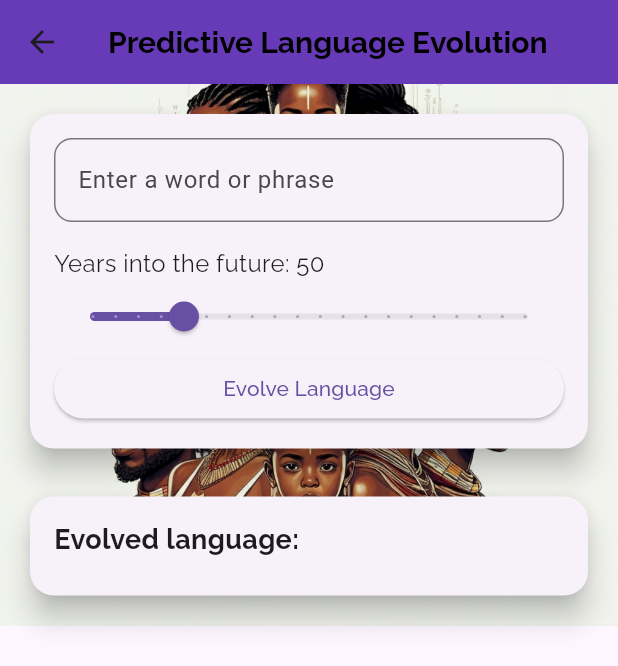
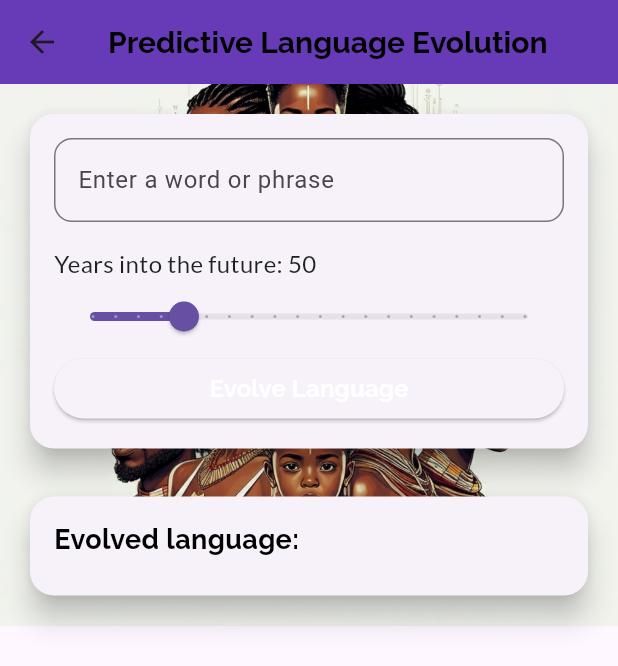
Before and after one commit to bimri/kemet-III, a Flutter app: the PredictiveLanguageEvolution screen opened directly, on a phone screen of 412 x 824 dp. Shown: the top 666 px of the screen. Run offline on Flutter 3.47's test engine with Material 3 defaults, Android fonts, the phone set to English and light mode, and no system bars; our stand-ins replace firebase_core, flutter_markdown, flutter_riverpod, flutter_staggered_animations, google_fonts, google_generative_ai and 2 more; accounts and stored records are empty; network calls fail.

Commit message:
text widgets refactoring

```diff
--- a/lib/views/predictive_language_evolution.dart
+++ b/lib/views/predictive_language_evolution.dart
@@ -4,6 +4,9 @@ import 'package:flutter_riverpod/flutter_riverpod.dart';
 import 'package:google_fonts/google_fonts.dart';
 import '../controllers/language_evolution_controller.dart';
 import '../widgets/kemet_app_bar.dart';
+import '../widgets/kemet_title.dart';
+import '../widgets/kemet_body_text.dart';
+import '../widgets/kemet_button_text.dart';
 
 class PredictiveLanguageEvolution extends ConsumerStatefulWidget {
   const PredictiveLanguageEvolution({super.key});
@@ -107,9 +110,9 @@ class _PredictiveLanguageEvolutionState
               ),
             ),
             const SizedBox(height: 16),
-            Text(
-              'Years into the future: $_yearsFuture',
-              style: GoogleFonts.raleway(fontSize: 16),
+            KemetBodyText(
+              text: 'Years into the future: $_yearsFuture',
+              fontSize: 16,
             ),
             Slider(
               min: 10,
@@ -129,7 +132,7 @@ class _PredictiveLanguageEvolutionState
                     .read(languageEvolutionProvider.notifier)
                     .evolveLanguage(_wordController.text, _yearsFuture);
               },
-              child: Text('Evolve Language', style: GoogleFonts.raleway()),
+              child: KemetButtonText(text: 'Evolve Language'),
             ),
           ],
         ),
@@ -146,10 +149,10 @@ class _PredictiveLanguageEvolutionState
         child: Column(
           crossAxisAlignment: CrossAxisAlignment.stretch,
           children: [
-            Text(
-              'Evolved language:',
-              style: GoogleFonts.raleway(
-                  fontSize: 18, fontWeight: FontWeight.bold),
+            KemetTitle(
+              text: 'Evolved language:',
+              fontSize: 18,
+              fontWeight: FontWeight.bold,
             ),
             const SizedBox(height: 8),
             MarkdownBody(
--- a/lib/widgets/kemet_app_bar.dart
+++ b/lib/widgets/kemet_app_bar.dart
@@ -1,5 +1,6 @@
 import 'package:flutter/material.dart';
-import 'package:google_fonts/google_fonts.dart';
+import 'package:kemet/widgets/kemet_title.dart';
+
 
 class KemetAppBar extends StatelessWidget implements PreferredSizeWidget {
   final String title;
@@ -16,16 +17,10 @@ class KemetAppBar extends StatelessWidget implements PreferredSizeWidget {
     return AppBar(
       backgroundColor: Colors.deepPurple,
       elevation: 0,
-      title: Text(
-        title,
-        style: GoogleFonts.raleway(
-          textStyle: const TextStyle(
-            color: Colors.black,
-            fontSize: 20,
-            fontWeight: FontWeight.bold,
-          ),
-        ),
-        overflow: TextOverflow.ellipsis,
+      title: KemetTitle(
+        text: title,
+        fontSize: 20,
+        color: Colors.black,
       ),
       actions: actions,
     );
--- /dev/null
+++ b/lib/widgets/kemet_body_text.dart
@@ -0,0 +1,29 @@
+import 'package:flutter/material.dart';
+import 'package:google_fonts/google_fonts.dart';
+
+class KemetBodyText extends StatelessWidget {
+  final String text;
+  final double fontSize;
+  final FontWeight fontWeight;
+  final Color color;
+
+  const KemetBodyText({
+    super.key,
+    required this.text,
+    this.fontSize = 16,
+    this.fontWeight = FontWeight.normal,
+    this.color = Colors.black87,
+  });
+
+  @override
+  Widget build(BuildContext context) {
+    return Text(
+      text,
+      style: GoogleFonts.lato(
+        fontSize: fontSize,
+        fontWeight: fontWeight,
+        color: color,
+      ),
+    );
+  }
+}
--- /dev/null
+++ b/lib/widgets/kemet_button_text.dart
@@ -0,0 +1,29 @@
+import 'package:flutter/material.dart';
+import 'package:google_fonts/google_fonts.dart';
+
+class KemetButtonText extends StatelessWidget {
+  final String text;
+  final double fontSize;
+  final FontWeight fontWeight;
+  final Color color;
+
+  const KemetButtonText({
+    super.key,
+    required this.text,
+    this.fontSize = 16,
+    this.fontWeight = FontWeight.bold,
+    this.color = Colors.white,
+  });
+
+  @override
+  Widget build(BuildContext context) {
+    return Text(
+      text,
+      style: GoogleFonts.raleway(
+        fontSize: fontSize,
+        fontWeight: fontWeight,
+        color: color,
+      ),
+    );
+  }
+}
--- /dev/null
+++ b/lib/widgets/kemet_title.dart
@@ -0,0 +1,29 @@
+import 'package:flutter/material.dart';
+import 'package:google_fonts/google_fonts.dart';
+
+class KemetTitle extends StatelessWidget {
+  final String text;
+  final double fontSize;
+  final FontWeight fontWeight;
+  final Color color;
+
+  const KemetTitle({
+    super.key,
+    required this.text,
+    this.fontSize = 24,
+    this.fontWeight = FontWeight.bold,
+    this.color = Colors.black,
+  });
+
+  @override
+  Widget build(BuildContext context) {
+    return Text(
+      text,
+      style: GoogleFonts.raleway(
+        fontSize: fontSize,
+        fontWeight: fontWeight,
+        color: color,
+      ),
+    );
+  }
+}
```
Also changed, not shown: lib/splash_screen.dart (+2 -19 lines), lib/views/cross_cultural_fusion_generator.dart (+11 -8 lines), lib/views/home_page.dart (+7 -10 lines), lib/views/oral_tradition_continuation.dart (+7 -6 lines), lib/views/temporal_cultural_simulation.dart (+5 -9 lines), lib/views/virtual_ancestral_dialogue.dart (+22 -22 lines), lib/widgets/kemet_logo_text.dart (added, +36 -0 lines).
